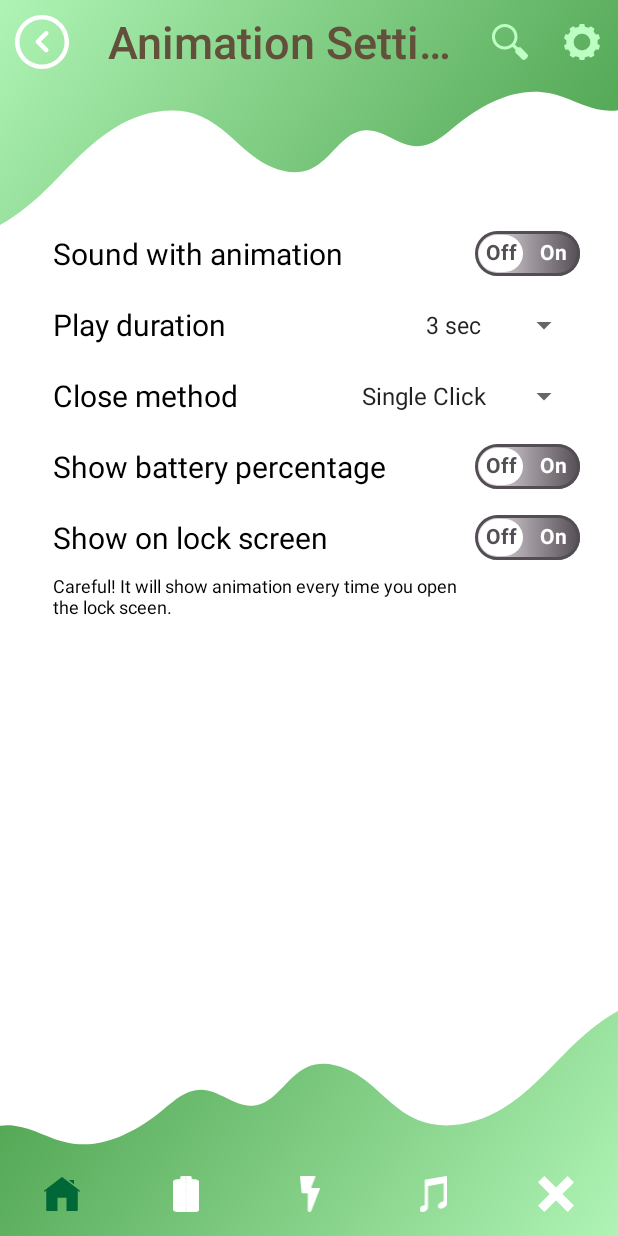
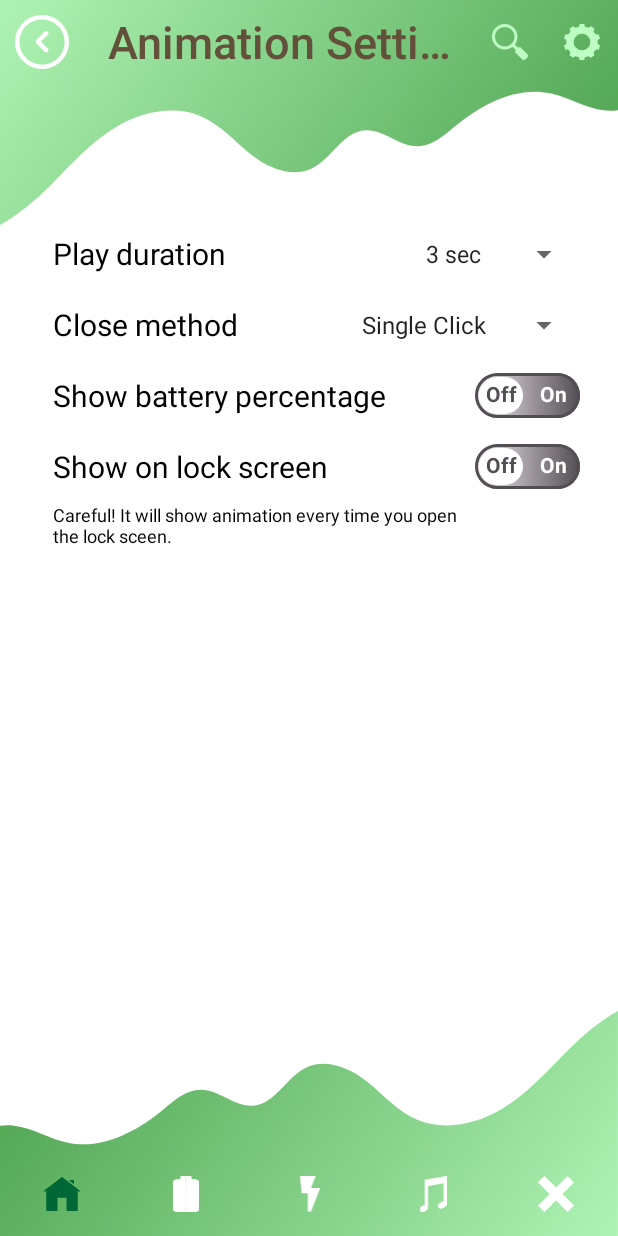
Before and after one commit to rafiul587/ChargingStatus-and-AntiTheft, an Android app: the AnimationSettingsFragment screen opened through its navigation route, on a phone screen of 412 x 824 dp. Run offline under Robolectric (Android 15) with nearby library versions, the phone set to English and light mode, and no system bars; our stand-ins replace Firebase (no records; nobody signed in at launch, a user with empty details on screens opened directly), Room's generated code, RxJava, Volley, navigation-ui; libraries missing offline, so code that uses them is left out: com.onesignal, com.tradplus.ads; network calls fail; 15 statements that could not run were skipped.

Commit message:
Final version
Former-commit-id: 9bf298cef42b7126436a45fa7341d73e97fead84

```diff
--- a/app/src/main/java/com/chargingstatusmonitor/souhadev/data/local/AppDataStore.java
+++ b/app/src/main/java/com/chargingstatusmonitor/souhadev/data/local/AppDataStore.java
@@ -28,7 +28,6 @@ public class AppDataStore {
 
     public static Preferences.Key<String> CONNECT_FILE_KEY = PreferencesKeys.stringKey("connect_file");
     public static Preferences.Key<String> DISCONNECT_FILE_KEY = PreferencesKeys.stringKey("disconnect_file");
-    public static Preferences.Key<Boolean> SOUND_WITH_ANIMATION = PreferencesKeys.booleanKey("sound_with_animation");
     public static Preferences.Key<Boolean> CHARGING_ANIMATION = PreferencesKeys.booleanKey("charging_animation");
     public static Preferences.Key<Boolean> ANTI_THEFT_PROTECTION = PreferencesKeys.booleanKey("anti_theft_protection");
     public static Preferences.Key<Boolean> CHARGING_ALARM = PreferencesKeys.booleanKey("charging_alarm");
--- a/app/src/main/java/com/chargingstatusmonitor/souhadev/ui/charginganimation/AnimationSettingsFragment.java
+++ b/app/src/main/java/com/chargingstatusmonitor/souhadev/ui/charginganimation/AnimationSettingsFragment.java
@@ -4,10 +4,8 @@ import static com.chargingstatusmonitor.souhadev.data.local.AppDataStore.CLOSE_M
 import static com.chargingstatusmonitor.souhadev.data.local.AppDataStore.PLAY_DURATION;
 import static com.chargingstatusmonitor.souhadev.data.local.AppDataStore.SHOW_BATTERY_PERCENTAGE;
 import static com.chargingstatusmonitor.souhadev.data.local.AppDataStore.SHOW_ON_LOCK_SCREEN;
-import static com.chargingstatusmonitor.souhadev.data.local.AppDataStore.SOUND_WITH_ANIMATION;
 
 import android.os.Bundle;
-import android.util.Log;
 import android.view.LayoutInflater;
 import android.view.View;
 import android.view.ViewGroup;
@@ -16,8 +14,8 @@ import android.widget.AdapterView;
 import androidx.annotation.NonNull;
 import androidx.fragment.app.Fragment;
 
+import com.chargingstatusmonitor.souhadev.MyApplication;
 import com.chargingstatusmonitor.souhadev.data.local.AppDataStore;
-import com.chargingstatusmonitor.souhadev.MyApplication;
 import com.chargingstatusmonitor.souhadev.databinding.FragmentAnimationSettingsBinding;
 
 public class AnimationSettingsFragment extends Fragment {
@@ -35,14 +33,10 @@ public class AnimationSettingsFragment extends Fragment {
         // Inflate the layout for this fragment
         binding = FragmentAnimationSettingsBinding.inflate(inflater, container, false);
         dataStore = ((MyApplication) requireContext().getApplicationContext()).getDataStore();
-        binding.soundWithAnimationSwitch.setChecked(dataStore.getBoolean(SOUND_WITH_ANIMATION, false).blockingFirst());
         binding.batteryPercentageSwitch.setChecked(dataStore.getBoolean(SHOW_BATTERY_PERCENTAGE, true).blockingFirst());
         binding.showOnLockScreenSwitch.setChecked(dataStore.getBoolean(SHOW_ON_LOCK_SCREEN, false).blockingFirst());
         binding.playDurationSpinner.setSelection(dataStore.getIntegerValue(PLAY_DURATION, 0).blockingFirst());
         binding.closeMethodSpinner.setSelection(dataStore.getIntegerValue(CLOSE_METHOD, 1).blockingFirst());
-        binding.soundWithAnimationSwitch.setOnCheckedChangeListener((buttonView, isChecked) -> {
-            dataStore.saveBooleanValue(SOUND_WITH_ANIMATION, isChecked);
-        });
         binding.batteryPercentageSwitch.setOnCheckedChangeListener((buttonView, isChecked) -> {
             dataStore.saveBooleanValue(AppDataStore.SHOW_BATTERY_PERCENTAGE, isChecked);
         });
--- a/app/src/main/java/com/chargingstatusmonitor/souhadev/ui/charginganimation/ApplyAnimationFragment.java
+++ b/app/src/main/java/com/chargingstatusmonitor/souhadev/ui/charginganimation/ApplyAnimationFragment.java
@@ -6,6 +6,7 @@ import android.util.Log;
 import android.view.LayoutInflater;
 import android.view.View;
 import android.view.ViewGroup;
+import android.widget.Toast;
 
 import androidx.annotation.NonNull;
 import androidx.annotation.Nullable;
@@ -64,6 +65,7 @@ public class ApplyAnimationFragment extends Fragment {
 
         binding.apply.setOnClickListener(v -> {
             dataStore.saveStringValue(AppDataStore.SELECTED_ANIMATION_NAME, animationName);
+            Toast.makeText(requireContext(), "The animation has been added successfully!", Toast.LENGTH_SHORT).show();
         });
         binding.settings.setOnClickListener(v -> {
             NavHostFragment.findNavController(this).navigate(R.id.action_navigation_apply_animation_to_navigation_animation_settings);
--- a/app/src/main/java/com/chargingstatusmonitor/souhadev/ui/guideline/GuideLineViewPagerAdapter.java
+++ b/app/src/main/java/com/chargingstatusmonitor/souhadev/ui/guideline/GuideLineViewPagerAdapter.java
@@ -24,7 +24,7 @@ public class GuideLineViewPagerAdapter extends FragmentStateAdapter {
     private List<GuideLine> initGuideLineModels() {
 
         GuideLine guideLine1 = new GuideLine(R.drawable.ic_starting_guide_battery_info, R.string.battery_info, R.string.guide_batter_info_desc);
-        GuideLine guideLine2 = new GuideLine(R.drawable.ic_starting_guide_charging_sound,R.string.charging_sounds, R.string.guide_charging_sounds_desc);
+        GuideLine guideLine2 = new GuideLine(R.drawable.ic_starting_guide_charging_sound,R.string.charging_sound, R.string.guide_charging_sounds_desc);
         GuideLine guideLine3 = new GuideLine(R.drawable.ic_starting_guide_anti_theft,R.string.anti_theft_protection, R.string.guide_anti_theft_protection_desc);
         GuideLine guideLine4 = new GuideLine(R.drawable.ic_starting_guide_charging_animation,  R.string.charging_animation, R.string.guide_charging_animation_desc);
         GuideLine guideLine5 = new GuideLine(R.drawable.ic_starting_guide_complete, R.string.all_set, R.string.guide_all_set_desc);
--- a/app/src/main/java/com/chargingstatusmonitor/souhadev/utils/LockScreenReceiver.java
+++ b/app/src/main/java/com/chargingstatusmonitor/souhadev/utils/LockScreenReceiver.java
@@ -15,7 +15,7 @@ public class LockScreenReceiver extends BroadcastReceiver {
         if (action.equals(Intent.ACTION_SCREEN_ON)) {
             KeyguardManager myKM = (KeyguardManager) context.getSystemService(Context.KEYGUARD_SERVICE);
             if (myKM.isKeyguardLocked()) {
-                ((MyService) context).onChargerConnected();
+                ((MyService) context).showAnimationOnLockScreen();
             }
         }
     }
--- a/app/src/main/java/com/chargingstatusmonitor/souhadev/utils/PowerDisconnectedReceiver.java
+++ b/app/src/main/java/com/chargingstatusmonitor/souhadev/utils/PowerDisconnectedReceiver.java
@@ -3,11 +3,13 @@ package com.chargingstatusmonitor.souhadev.utils;
 import android.content.BroadcastReceiver;
 import android.content.Context;
 import android.content.Intent;
+import android.util.Log;
 
 public class PowerDisconnectedReceiver extends BroadcastReceiver {
 
     @Override
     public void onReceive(Context context, Intent batteryStatus) {
+        Log.d("TAG", "onReceive: ");
         ((MyService) context).onChargerDisconnected();
     }
 }
--- a/app/src/main/res/layout/fragment_animation_settings.xml
+++ b/app/src/main/res/layout/fragment_animation_settings.xml
@@ -6,30 +6,7 @@
     android:layout_margin="15dp"
     android:orientation="vertical">
 
-    <TextView
-        android:id="@+id/soundWithAnimation"
-        android:layout_width="0dp"
-        android:layout_height="wrap_content"
-        android:padding="10dp"
-        android:textSize="20sp"
-        android:textColor="@color/black"
-        android:text="@string/sound_with_animation"
-        app:layout_constraintEnd_toStartOf="@id/soundWithAnimationSwitch"
-        app:layout_constraintStart_toStartOf="parent"
-        app:layout_constraintTop_toTopOf="parent" />
 
-
-    <com.chargingstatusmonitor.souhadev.ui.customview.SwitchCompatEx
-        android:id="@+id/soundWithAnimationSwitch"
-        android:layout_width="wrap_content"
-        android:layout_height="wrap_content"
-        app:switchMinWidth="70dp"
-        android:textOff="Off"
-        android:textOn="On"
-        android:minHeight="30dp"
-        app:layout_constraintBottom_toBottomOf="@id/soundWithAnimation"
-        app:layout_constraintEnd_toEndOf="parent"
-        app:layout_constraintTop_toTopOf="@id/soundWithAnimation" />
 
     <TextView
         android:id="@+id/playDuration"
@@ -40,7 +17,7 @@
         android:textColor="@color/black"
         android:text="@string/play_duration"
         app:layout_constraintStart_toStartOf="parent"
-        app:layout_constraintTop_toBottomOf="@id/soundWithAnimation" />
+        app:layout_constraintTop_toTopOf="parent" />
 
     <Spinner
         android:id="@+id/playDurationSpinner"
--- a/app/src/main/res/layout/fragment_home.xml
+++ b/app/src/main/res/layout/fragment_home.xml
@@ -25,7 +25,7 @@
         android:layout_height="wrap_content"
         android:layout_marginTop="50dp"
         android:padding="10dp"
-        android:text="@string/charging_alarm"
+        android:text="@string/charging_sound"
         android:textColor="@color/black"
         android:textSize="20sp"
         app:layout_constraintBottom_toTopOf="@+id/chargingAnimation"
--- a/app/src/main/res/values/strings.xml
+++ b/app/src/main/res/values/strings.xml
@@ -101,7 +101,6 @@
     <string name="tab_layout_content_desc">TabLayout</string>
     <string name="searching_loading_text">Searching. Please wait..</string>
     <string name="quick_access">Quick Access</string>
-    <string name="charging_alarm">Charging Alarm</string>
     <string name="charging_animation">Charging Animation</string>
     <string name="anti_theft_protection">Anti-theft Protection</string>
     <string name="battery_info">Battery Info</string>
@@ -153,7 +152,7 @@
     <string name="guide_anti_theft_protection_desc">Anti-theft protection protects your phone by playing alarm when phone is removed from pocket, charger is unplugged or someone touches and move your phone!</string>
     <string name="guide_charging_animation_desc">Play stunning animations when charger is connected. You can download and set ringtones as your liking!</string>
     <string name="guide_all_set_desc">Here you go! You are all set and done! Enjoy!</string>
-    <string name="charging_sounds">Charging Sounds</string>
+    <string name="charging_sound">Charging Sound</string>
     <string name="all_set">You are all set</string>
     <string name="falied_to_play">Failed to play!</string>
     <string name="notification_content_text">For showing charging animations and anti theft protection it is necessary to run the service.</string>
```
Also changed, not shown: app/src/main/java/com/chargingstatusmonitor/souhadev/MyApplication.java (+20 -0 lines), app/src/main/java/com/chargingstatusmonitor/souhadev/model/AnimationModel.java (+11 -1 lines), app/src/main/java/com/chargingstatusmonitor/souhadev/ui/charginganimation/AnimationListAdapter.java (+23 -6 lines), app/src/main/java/com/chargingstatusmonitor/souhadev/ui/charginganimation/AnimationListFragment.java (+36 -16 lines), app/src/main/java/com/chargingstatusmonitor/souhadev/utils/MyService.java (+36 -30 lines), app/src/main/res/drawable/ic_selected.xml (added, +9 -0 lines), 3 other files.
